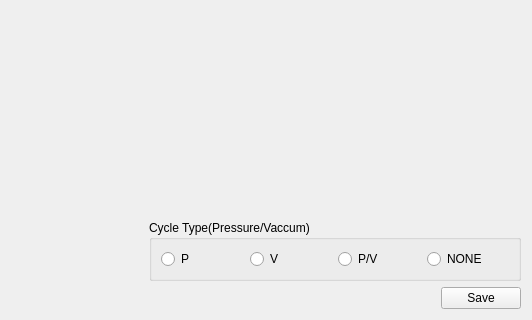
Old version of the form HimalayaMain/Gui/Components/Programs/Forms/ModifyProgramStepDlg.ui in the repository Liyezhong/Master; both pictures show x 168 to 700 and y 180 to 500 of the 700 by 500 pixel window.
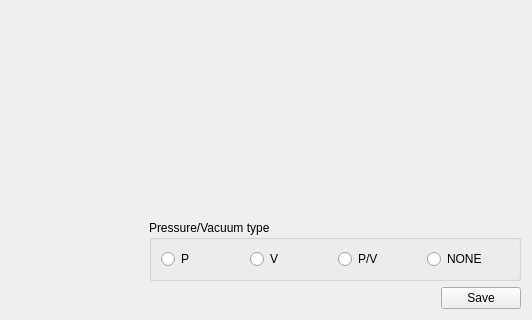
New version of the form. Custom widgets are drawn as their Qt base class.

```diff
--- a/HimalayaMain/Gui/Components/Programs/Forms/ModifyProgramStepDlg.ui
+++ b/HimalayaMain/Gui/Components/Programs/Forms/ModifyProgramStepDlg.ui
@@ -101,7 +101,7 @@
          <item>
           <widget class="QGroupBox" name="groupBox">
            <property name="title">
-            <string>Cycle Type(Pressure/Vaccum)</string>
+            <string>Pressure/Vacuum type</string>
            </property>
            <layout class="QGridLayout" name="gridLayout_3">
             <item row="0" column="0">
```
